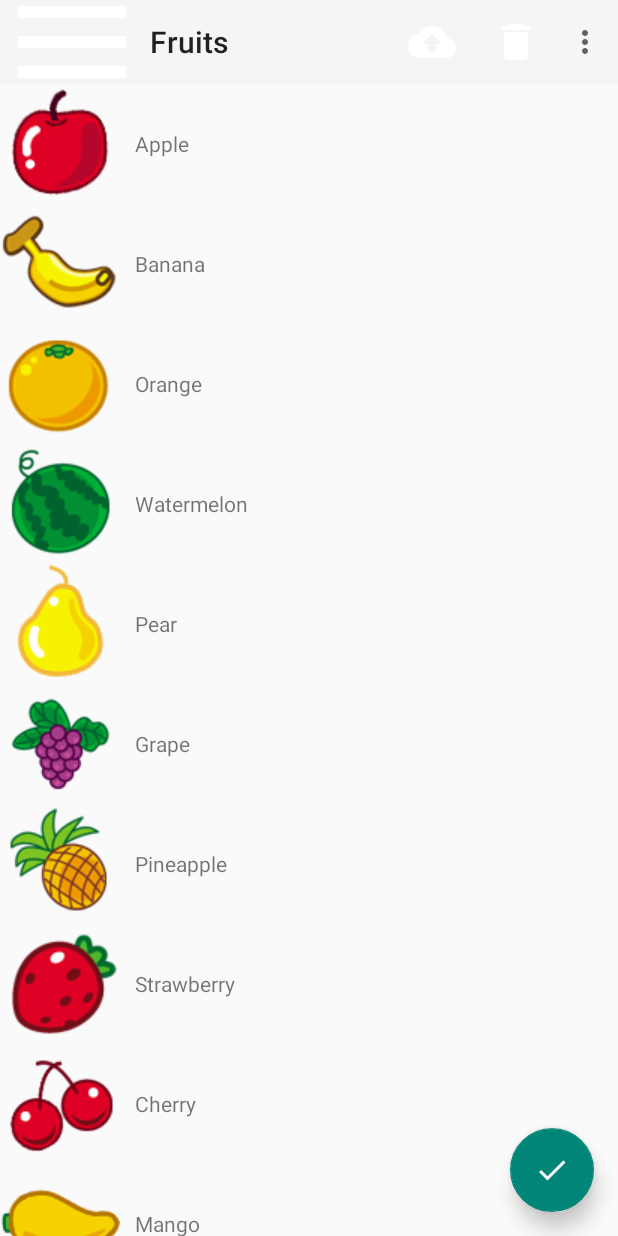
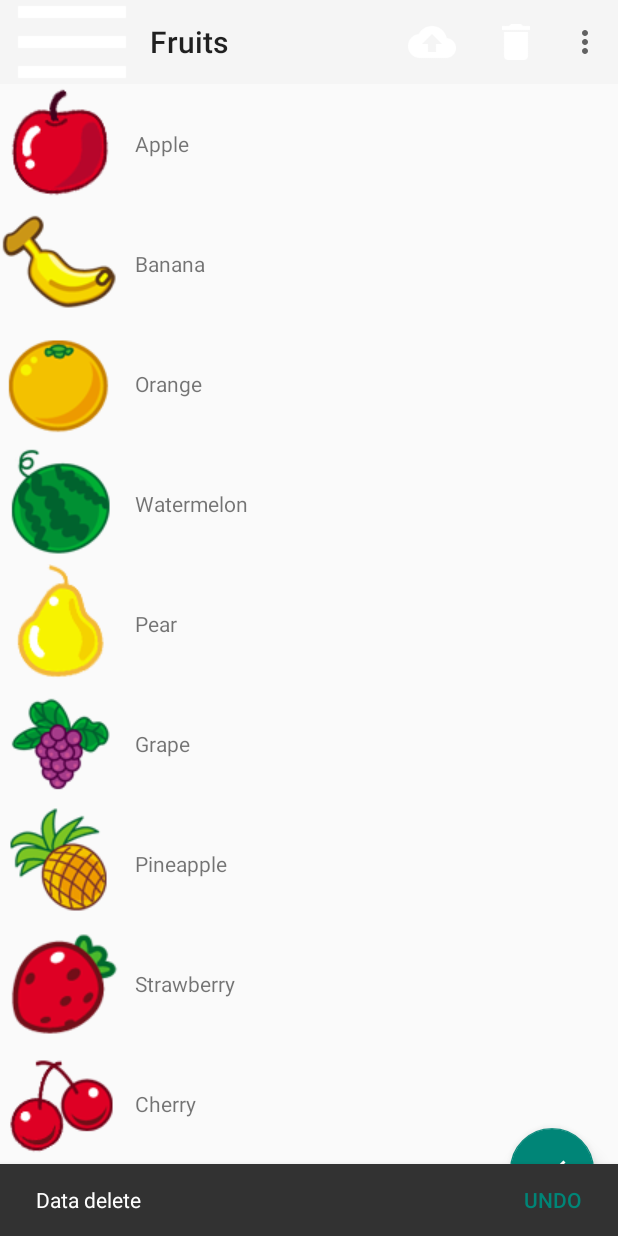
Before and after one commit to j1406493495/AndroidMaterialDesign, an Android app: the screen it shows after launch (MainActivity), after a tap on an icon or button, on a phone screen of 412 x 824 dp. Run offline under Robolectric (Android 15) with nearby library versions, the phone set to English and light mode, and no system bars.

Commit message:
[NBF] add SnackBar Cause: None Solution: None Fixed Version: 2017/02/14 15:34 Branch: master

```diff
--- a/MaterialDesign/app/src/main/java/whjin/example/com/materialdesign/MainActivity.java
+++ b/MaterialDesign/app/src/main/java/whjin/example/com/materialdesign/MainActivity.java
@@ -3,6 +3,7 @@ package whjin.example.com.materialdesign;
 import android.os.Bundle;
 import android.support.design.widget.FloatingActionButton;
 import android.support.design.widget.NavigationView;
+import android.support.design.widget.Snackbar;
 import android.support.v4.view.GravityCompat;
 import android.support.v4.widget.DrawerLayout;
 import android.support.v7.app.AppCompatActivity;
@@ -91,7 +92,15 @@ public class MainActivity extends AppCompatActivity{
         floatingActionButton.setOnClickListener(new View.OnClickListener() {
             @Override
             public void onClick(View v) {
-                Toast.makeText(MainActivity.this, "click floatingActionButton", Toast.LENGTH_SHORT).show();
+//                Toast.makeText(MainActivity.this, "click floatingActionButton", Toast.LENGTH_SHORT).show();
+                Snackbar.make(v, "Data delete", Snackbar.LENGTH_LONG)
+                        .setAction("Undo", new View.OnClickListener() {
+                            @Override
+                            public void onClick(View v) {
+                                Toast.makeText(MainActivity.this, "Data restore", Toast.LENGTH_SHORT).show();
+                            }
+                        })
+                        .show();
             }
         });
 
```
